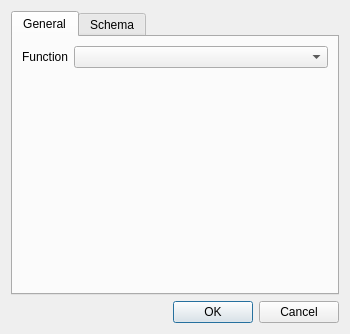
Above: project/ui_forms/pipe.ui from qwat/QWAT before the change. Below: the same form after it.
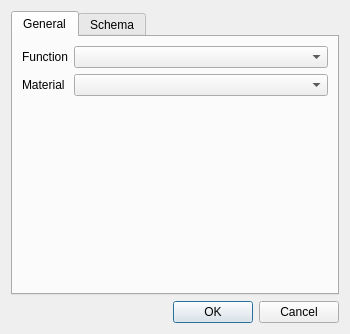
That is the form after the change.

Commit message: UI: added material field to edit form

The edit to the form file:
```diff
--- a/project/ui_forms/pipe.ui
+++ b/project/ui_forms/pipe.ui
@@ -37,6 +37,16 @@
        <item row="0" column="1">
         <widget class="QComboBox" name="id_function"/>
        </item>
+       <item row="1" column="1">
+        <widget class="QComboBox" name="id_material"/>
+       </item>
+       <item row="1" column="0">
+        <widget class="QLabel" name="label_3">
+         <property name="text">
+          <string>Material</string>
+         </property>
+        </widget>
+       </item>
       </layout>
      </widget>
      <widget class="QWidget" name="tab_schema">
```
